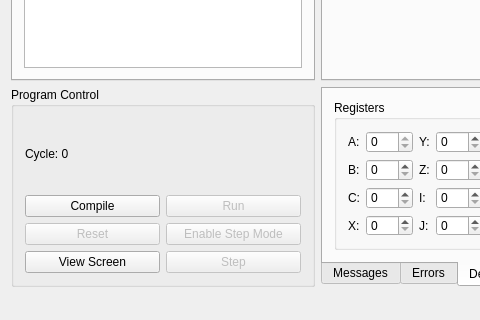
Qt form dcpudeveloper.ui (jamie124/DCPU-Developer) before a commit; both pictures show x 0 to 480 and y 380 to 700 of the 1146 by 700 pixel window.
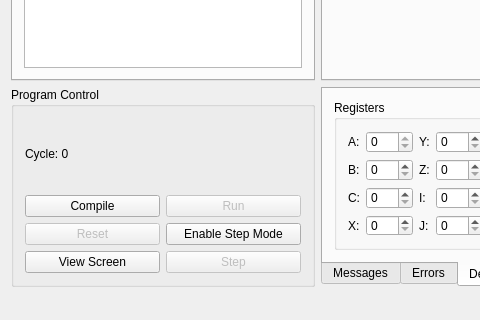
The same form after that commit.

Diff of the .ui file:
```diff
--- a/dcpudeveloper.ui
+++ b/dcpudeveloper.ui
@@ -145,7 +145,7 @@
          <item row="3" column="1">
           <widget class="QPushButton" name="toggle_step_button">
            <property name="enabled">
-            <bool>false</bool>
+            <bool>true</bool>
            </property>
            <property name="text">
             <string>Enable Step Mode</string>
```
Left out of the diff: 45 changed lines with no effect on the pictures.
